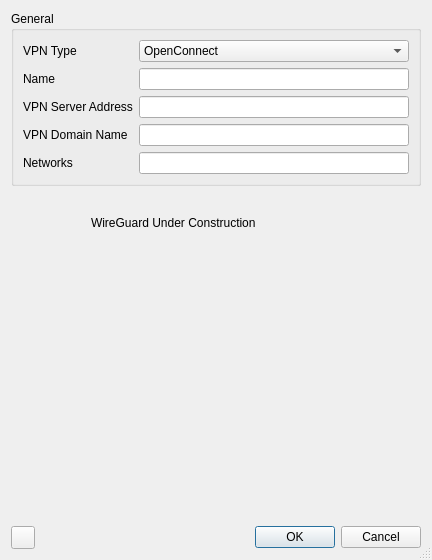
Above: apps/cmstapp/code/vpn_create/ui/vpn_create.ui from andrew-bibb/cmst before the change. Below: the same form after it.
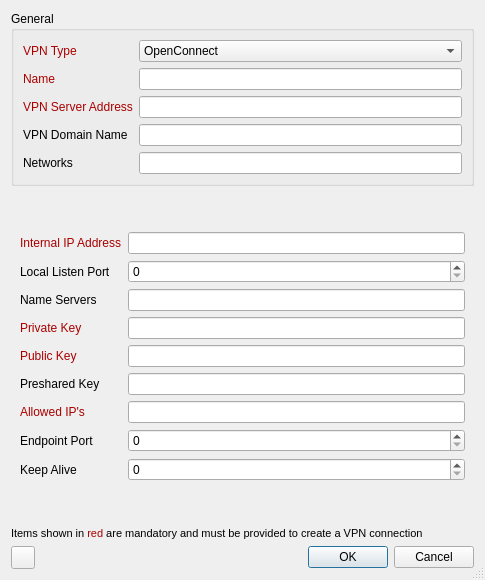
That is the form after the change. The open tabs and pages were chosen to show the change.

Commit message: wireguard stacked widget working

```diff
--- a/apps/cmstapp/code/vpn_create/ui/vpn_create.ui
+++ b/apps/cmstapp/code/vpn_create/ui/vpn_create.ui
@@ -6,8 +6,8 @@
    <rect>
     <x>0</x>
     <y>0</y>
-    <width>432</width>
-    <height>560</height>
+    <width>485</width>
+    <height>580</height>
    </rect>
   </property>
   <property name="windowTitle">
@@ -17,6 +17,36 @@
    <bool>true</bool>
   </property>
   <layout class="QGridLayout" name="gridLayout_3">
+   <item row="3" column="0">
+    <layout class="QHBoxLayout" name="horizontalLayout">
+     <item>
+      <widget class="QToolButton" name="toolButton_whatsthis"/>
+     </item>
+     <item>
+      <spacer name="horizontalSpacer">
+       <property name="orientation">
+        <enum>Qt::Horizontal</enum>
+       </property>
+       <property name="sizeHint" stdset="0">
+        <size>
+         <width>40</width>
+         <height>20</height>
+        </size>
+       </property>
+      </spacer>
+     </item>
+     <item>
+      <widget class="QDialogButtonBox" name="buttonBox">
+       <property name="orientation">
+        <enum>Qt::Horizontal</enum>
+       </property>
+       <property name="standardButtons">
+        <set>QDialogButtonBox::Cancel|QDialogButtonBox::Ok</set>
+       </property>
+      </widget>
+     </item>
+    </layout>
+   </item>
    <item row="0" column="0">
     <widget class="QGroupBox" name="groupBox">
      <property name="title">
@@ -26,7 +56,7 @@
       <item row="0" column="0">
        <widget class="QLabel" name="label_type">
         <property name="text">
-         <string>VPN Type</string>
+         <string>&lt;html&gt;&lt;head/&gt;&lt;body&gt;&lt;p&gt;&lt;span style=&quot; color:#aa0000;&quot;&gt;VPN Type&lt;/span&gt;&lt;/p&gt;&lt;/body&gt;&lt;/html&gt;</string>
         </property>
        </widget>
       </item>
@@ -76,7 +106,7 @@
       <item row="1" column="0">
        <widget class="QLabel" name="label_name">
         <property name="text">
-         <string>Name</string>
+         <string>&lt;html&gt;&lt;head/&gt;&lt;body&gt;&lt;p&gt;&lt;span style=&quot; color:#aa0000;&quot;&gt;Name&lt;/span&gt;&lt;/p&gt;&lt;/body&gt;&lt;/html&gt;</string>
         </property>
        </widget>
       </item>
@@ -87,13 +117,6 @@
         </property>
        </widget>
       </item>
-      <item row="2" column="0">
-       <widget class="QLabel" name="label_host">
-        <property name="text">
-         <string>VPN Server Address</string>
-        </property>
-       </widget>
-      </item>
       <item row="2" column="1">
        <widget class="QLineEdit" name="lineEdit_host">
         <property name="whatsThis">
@@ -129,6 +152,16 @@
         </property>
        </widget>
       </item>
+      <item row="2" column="0">
+       <widget class="QLabel" name="label_host">
+        <property name="whatsThis">
+         <string/>
+        </property>
+        <property name="text">
+         <string>&lt;html&gt;&lt;head/&gt;&lt;body&gt;&lt;p&gt;&lt;span style=&quot; color:#aa0000;&quot;&gt;VPN Server Address&lt;/span&gt;&lt;/p&gt;&lt;/body&gt;&lt;/html&gt;</string>
+        </property>
+       </widget>
+      </item>
      </layout>
     </widget>
    </item>
@@ -411,51 +444,177 @@
       </layout>
      </widget>
      <widget class="QWidget" name="WireGuard">
-      <widget class="QLabel" name="label_6">
-       <property name="geometry">
-        <rect>
-         <x>80</x>
-         <y>20</y>
-         <width>221</width>
-         <height>21</height>
-        </rect>
-       </property>
-       <property name="text">
-        <string>WireGuard Under Construction</string>
-       </property>
-      </widget>
+      <layout class="QVBoxLayout" name="verticalLayout">
+       <item>
+        <layout class="QGridLayout" name="gridLayout">
+         <item row="0" column="2">
+          <widget class="QLineEdit" name="lineEdit_05_address">
+           <property name="whatsThis">
+            <string>&lt;html&gt;&lt;head/&gt;&lt;body&gt;&lt;p&gt;Internal IP address. Format is local/netmask/peer.&lt;/p&gt;&lt;p&gt;Example 10.2.0.2/24&lt;/p&gt;&lt;/body&gt;&lt;/html&gt;</string>
+           </property>
+          </widget>
+         </item>
+         <item row="3" column="2">
+          <widget class="QLineEdit" name="lineEdit_05_privatekey">
+           <property name="whatsThis">
+            <string>&lt;html&gt;&lt;head/&gt;&lt;body&gt;&lt;p&gt;A base64 private key generated by &lt;span style=&quot; font-style:italic;&quot;&gt;wg genkey.&lt;/span&gt;&lt;/p&gt;&lt;/body&gt;&lt;/html&gt;</string>
+           </property>
+          </widget>
+         </item>
+         <item row="4" column="2">
+          <widget class="QLineEdit" name="lineEdit_05_publickey">
+           <property name="whatsThis">
+            <string>&lt;html&gt;&lt;head/&gt;&lt;body&gt;&lt;p&gt;A base64 public key calculated by &lt;span style=&quot; font-style:italic;&quot;&gt;wg pubkey&lt;/span&gt; from a private key, and usually transmitted out of band to the author of the configuration file.&lt;/p&gt;&lt;p&gt;&lt;br/&gt;&lt;/p&gt;&lt;/body&gt;&lt;/html&gt;</string>
+           </property>
+          </widget>
+         </item>
+         <item row="5" column="2">
+          <widget class="QLineEdit" name="lineEdit_05_presharedkey">
+           <property name="whatsThis">
+            <string>&lt;html&gt;&lt;head/&gt;&lt;body&gt;&lt;p&gt;A base64 preshared key generated by &lt;span style=&quot; font-style:italic;&quot;&gt;wg genpsk&lt;/span&gt;.&lt;/p&gt;&lt;p&gt;Optional, and may be omitted. This option adds an additional layer of symmetric-key cryptography to be mixed into the already existing public-key cryptography, for post-quantum resistance.&lt;/p&gt;&lt;/body&gt;&lt;/html&gt;</string>
+           </property>
+          </widget>
+         </item>
+         <item row="6" column="2">
+          <widget class="QLineEdit" name="lineEdit_05_allowedips">
+           <property name="whatsThis">
+            <string>&lt;html&gt;&lt;head/&gt;&lt;body&gt;&lt;p&gt;A comma-separated list of IP (v4 or v6) addresses with CIDR masks from which this peer is allowed to send incoming traffic and to which outgoing traffic for this peer is directed.&lt;/p&gt;&lt;p&gt;The catch-all 0.0.0.0/0 may be specified for matching all IPv4 addresses, and ::/0 may be specified for matching all IPv6 addresses.&lt;/p&gt;&lt;/body&gt;&lt;/html&gt;</string>
+           </property>
+          </widget>
+         </item>
+         <item row="7" column="0" colspan="2">
+          <widget class="QLabel" name="label_05_endpointport">
+           <property name="text">
+            <string>Endpoint Port</string>
+           </property>
+          </widget>
+         </item>
+         <item row="7" column="2">
+          <widget class="QSpinBox" name="spinBox_05_endpointport">
+           <property name="whatsThis">
+            <string>Endpoint listen port number.</string>
+           </property>
+           <property name="maximum">
+            <number>65535</number>
+           </property>
+          </widget>
+         </item>
+         <item row="8" column="0">
+          <widget class="QLabel" name="label_05_keepalive">
+           <property name="text">
+            <string>Keep Alive</string>
+           </property>
+          </widget>
+         </item>
+         <item row="8" column="2">
+          <widget class="QSpinBox" name="spinBox_05_keepalive">
+           <property name="whatsThis">
+            <string>&lt;html&gt;&lt;head/&gt;&lt;body&gt;&lt;p&gt;A seconds interval, between 10 and 3600 inclusive, of how often to send an empty UDP packet to the peer for the purpose of keeping a stateful firewall or NAT mapping valid persistently. For example, if the interface very rarely sends traffic, but it might at anytime receive traffic from a peer, and it is behind NAT, the interface might benefit from having a persistent keepalive interval of 25 seconds. If set to 0 or &amp;quot;off&amp;quot;, this option is disabled. By default or when unspecified, this option is off.&lt;/p&gt;&lt;/body&gt;&lt;/html&gt;</string>
+           </property>
+           <property name="maximum">
+            <number>3600</number>
+           </property>
+          </widget>
+         </item>
+         <item row="6" column="0" colspan="2">
+          <widget class="QLabel" name="label_05_allowedips">
+           <property name="whatsThis">
+            <string/>
+           </property>
+           <property name="text">
+            <string>&lt;html&gt;&lt;head/&gt;&lt;body&gt;&lt;p&gt;&lt;span style=&quot; color:#aa0000;&quot;&gt;Allowed IP's&lt;/span&gt;&lt;/p&gt;&lt;/body&gt;&lt;/html&gt;</string>
+           </property>
+          </widget>
+         </item>
+         <item row="5" column="0" colspan="2">
+          <widget class="QLabel" name="label_05_presharedkey">
+           <property name="whatsThis">
+            <string/>
+           </property>
+           <property name="text">
+            <string>Preshared Key</string>
+           </property>
+          </widget>
+         </item>
+         <item row="4" column="0" colspan="2">
+          <widget class="QLabel" name="label_05_publickey">
+           <property name="whatsThis">
+            <string/>
+           </property>
+           <property name="text">
+            <string>&lt;html&gt;&lt;head/&gt;&lt;body&gt;&lt;p&gt;&lt;span style=&quot; color:#aa0000;&quot;&gt;Public Key&lt;/span&gt;&lt;/p&gt;&lt;/body&gt;&lt;/html&gt;</string>
+           </property>
+          </widget>
+         </item>
+         <item row="3" column="0" colspan="2">
+          <widget class="QLabel" name="label_05_privatekey">
+           <property name="whatsThis">
+            <string/>
+           </property>
+           <property name="text">
+            <string>&lt;html&gt;&lt;head/&gt;&lt;body&gt;&lt;p&gt;&lt;span style=&quot; color:#aa0000;&quot;&gt;Private Key&lt;/span&gt;&lt;/p&gt;&lt;/body&gt;&lt;/html&gt;</string>
+           </property>
+          </widget>
+         </item>
+         <item row="2" column="2">
+          <widget class="QLineEdit" name="lineEdit_05_dns">
+           <property name="whatsThis">
+            <string>&lt;html&gt;&lt;head/&gt;&lt;body&gt;&lt;p&gt;A list of nameservers separated by comma.&lt;/p&gt;&lt;/body&gt;&lt;/html&gt;</string>
+           </property>
+          </widget>
+         </item>
+         <item row="2" column="0" colspan="2">
+          <widget class="QLabel" name="label_05_nameservers">
+           <property name="whatsThis">
+            <string/>
+           </property>
+           <property name="text">
+            <string>Name Servers</string>
+           </property>
+          </widget>
+         </item>
+         <item row="1" column="2">
+          <widget class="QSpinBox" name="spinBox_05_listport">
+           <property name="whatsThis">
+            <string>&lt;html&gt;&lt;head/&gt;&lt;body&gt;&lt;p&gt;&lt;span style=&quot; font-family:'Open Sans','Helvetica','Helvetica Neue','Arial'; font-size:14px; color:#535353; background-color:#fefefe;&quot;&gt;A 16-bit port for listening. Optional; if not specified, automatically generated based on interface name.&lt;/span&gt;&lt;/p&gt;&lt;/body&gt;&lt;/html&gt;</string>
+           </property>
+           <property name="maximum">
+            <number>65535</number>
+           </property>
+          </widget>
+         </item>
+         <item row="1" column="0" colspan="2">
+          <widget class="QLabel" name="label_05_listport">
+           <property name="whatsThis">
+            <string/>
+           </property>
+           <property name="text">
+            <string>Local Listen Port</string>
+           </property>
+          </widget>
+         </item>
+         <item row="0" column="0" colspan="2">
+          <widget class="QLabel" name="label_05_address">
+           <property name="whatsThis">
+            <string/>
+           </property>
+           <property name="text">
+            <string>&lt;html&gt;&lt;head/&gt;&lt;body&gt;&lt;p&gt;&lt;span style=&quot; color:#aa0000;&quot;&gt;Internal IP Address&lt;/span&gt;&lt;/p&gt;&lt;/body&gt;&lt;/html&gt;</string>
+           </property>
+          </widget>
+         </item>
+        </layout>
+       </item>
+      </layout>
      </widget>
     </widget>
    </item>
    <item row="2" column="0">
-    <layout class="QHBoxLayout" name="horizontalLayout">
-     <item>
-      <widget class="QToolButton" name="toolButton_whatsthis"/>
-     </item>
-     <item>
-      <spacer name="horizontalSpacer">
-       <property name="orientation">
-        <enum>Qt::Horizontal</enum>
-       </property>
-       <property name="sizeHint" stdset="0">
-        <size>
-         <width>40</width>
-         <height>20</height>
-        </size>
-       </property>
-      </spacer>
-     </item>
-     <item>
-      <widget class="QDialogButtonBox" name="buttonBox">
-       <property name="orientation">
-        <enum>Qt::Horizontal</enum>
-       </property>
-       <property name="standardButtons">
-        <set>QDialogButtonBox::Cancel|QDialogButtonBox::Ok</set>
-       </property>
-      </widget>
-     </item>
-    </layout>
+    <widget class="QLabel" name="label_5">
+     <property name="text">
+      <string>&lt;html&gt;&lt;head/&gt;&lt;body&gt;&lt;p&gt;&lt;span style=&quot; font-size:8pt;&quot;&gt;Items shown in &lt;/span&gt;&lt;span style=&quot; font-size:8pt; color:#aa0000;&quot;&gt;red&lt;/span&gt;&lt;span style=&quot; font-size:8pt;&quot;&gt; are mandatory and must be provided to create a VPN connection&lt;/span&gt;&lt;/p&gt;&lt;/body&gt;&lt;/html&gt;</string>
+     </property>
+    </widget>
    </item>
   </layout>
  </widget>
```
Left out of the diff: 19 changed lines with no effect on the pictures. The commit also changes 4 other files.
